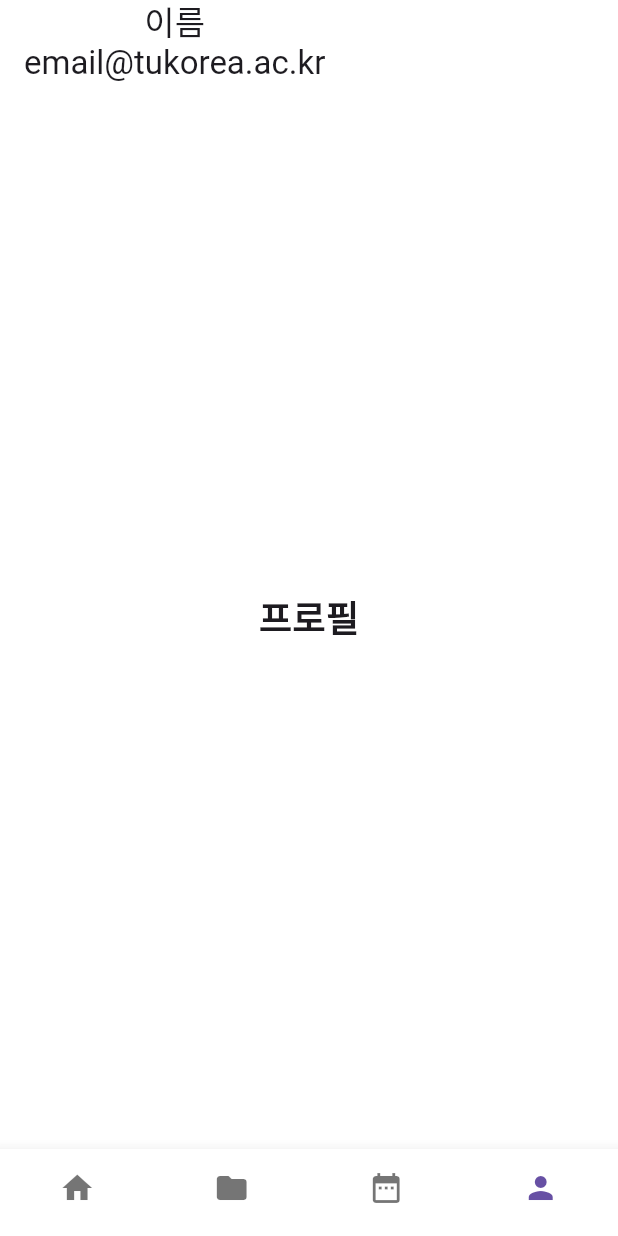
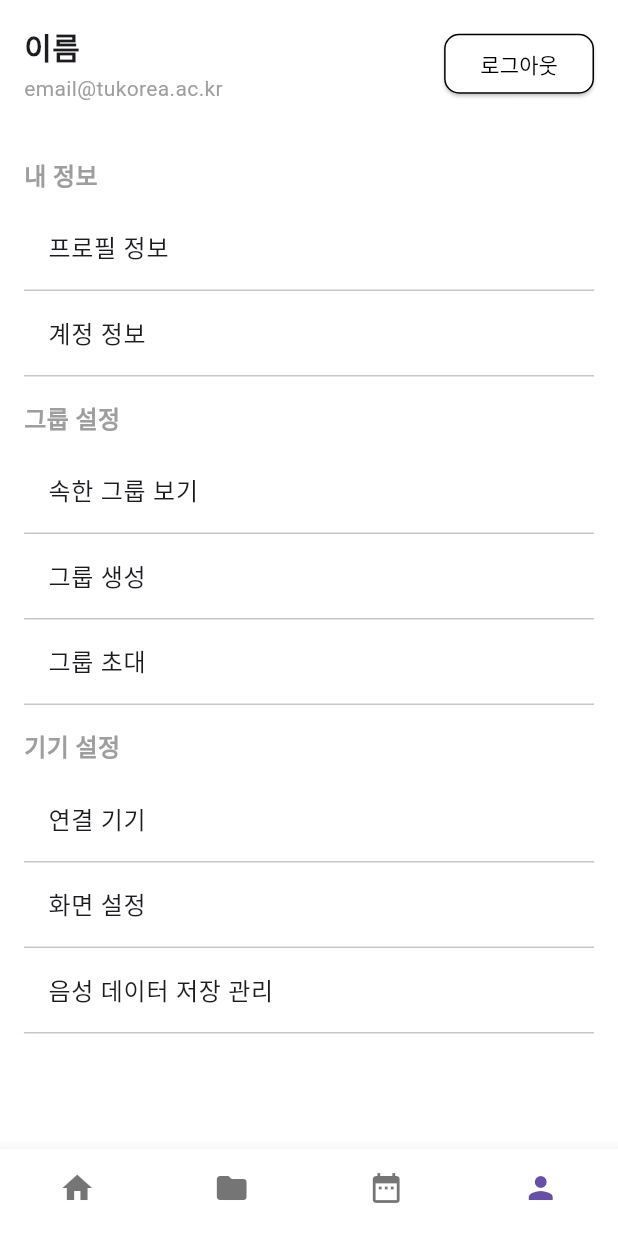
Before and after one commit to Aonickname/Tino, a Flutter app: the screen it shows after launch, item 4 of the bottom bar chosen, on a phone screen of 412 x 824 dp. Run offline on Flutter 3.47's test engine with Material 3 defaults, Android fonts, the phone set to English and light mode, and no system bars; our stand-ins replace smooth_page_indicator.

Commit message:
프로필 설정 기본 틀 제작

```diff
--- a/lib/main.dart
+++ b/lib/main.dart
@@ -2,7 +2,7 @@ import 'package:flutter/material.dart';
 import 'screens/home_screen.dart';
 import 'screens/folder_screen.dart';
 import 'screens/schedule_screen.dart';
-import 'screens/profile_screen.dart';
+import 'screens/settings_screen.dart';
 import 'widgets/bottom_navigation.dart';
 
 void main() {
@@ -31,7 +31,7 @@ class _MainScreenState extends State<MainScreen> {
     HomeScreen(),
     FolderScreen(),
     ScheduleScreen(),
-    ProfileScreen(),
+    SettingScreen(),
   ];
 
   void _onItemTapped(int index) {
--- a/lib/screens/profile_screen.dart
+++ /dev/null
@@ -1,40 +0,0 @@
-import 'package:flutter/material.dart';
-import '../style.dart';
-
-
-class ProfileScreen extends StatelessWidget {
-  @override
-  Widget build(BuildContext context) {
-    return Scaffold(
-
-      backgroundColor: Colors.white,
-
-
-      appBar: AppBar(
-        backgroundColor: Colors.white,
-        // title: Text(
-        //   '이름',
-        //   style: TextStyle(
-        //     fontWeight: FontWeight.bold,
-        //     fontSize: 20,
-        //   ),
-        // ),
-
-        title: Column(
-          children: [
-            Text('이름'),
-            Text('email@tukorea.ac.kr')
-          ],
-        ),
-      ),
-
-
-      body: Center(
-        child: Text(
-          '프로필',
-          style: TextStyle(fontSize: 24, fontWeight: FontWeight.bold),
-        ),
-      ),
-    );
-  }
-}
--- /dev/null
+++ b/lib/screens/settings_screen.dart
@@ -0,0 +1,102 @@
+import 'package:flutter/material.dart';
+import 'package:tino/screens/home_screen.dart';
+import 'settings/profile_info.dart';
+import 'settings/device_setting.dart';
+import 'settings/group_setting.dart';
+
+
+class SettingScreen extends StatelessWidget {
+  @override
+  Widget build(BuildContext context) {
+    return Scaffold(
+      backgroundColor: Colors.white,
+
+      body: Padding(
+        padding: const EdgeInsets.all(16.0),
+        child: ListView(
+          children: [
+            // 프로필 섹션
+            Row(
+              mainAxisAlignment: MainAxisAlignment.spaceBetween,
+              children: [
+                Column(
+                  crossAxisAlignment: CrossAxisAlignment.start,
+                  children: [
+                    Text(
+                      '이름',
+                      style: TextStyle(fontSize: 20, fontWeight: FontWeight.bold),
+                    ),
+                    SizedBox(height: 4),
+                    Text(
+                      'email@tukorea.ac.kr',
+                      style: TextStyle(color: Colors.grey),
+                    ),
+                  ],
+                ),
+                ElevatedButton(
+                  onPressed: () {},
+                  style: ElevatedButton.styleFrom(
+                    foregroundColor: Colors.black,
+                    backgroundColor: Colors.white,
+                    side: BorderSide(color: Colors.black),
+                    shape: RoundedRectangleBorder(
+                      borderRadius: BorderRadius.circular(10), // 테두리 둥글기 설정
+                    ),
+                  ),
+                  child: Text('로그아웃'),
+                ),
+              ],
+            ),
+            SizedBox(height: 20),
+
+            // 내 정보
+            _buildSectionTitle('내 정보'),
+            _buildListItem('프로필 정보', context, profile_info()),
+            _buildListItem('계정 정보', context, account_info()),
+
+            // 그룹 설정
+            _buildSectionTitle('그룹 설정'),
+            _buildListItem('속한 그룹 보기', context, view_group()),
+            _buildListItem('그룹 생성', context, create_group()),
+            _buildListItem('그룹 초대', context, invite_group()),
+
+            // 기기 설정
+            _buildSectionTitle('기기 설정'),
+            _buildListItem('연결 기기', context, connecting_device()),
+            _buildListItem('화면 설정', context, screen_setting()),
+            _buildListItem('음성 데이터 저장 관리', context, voicedata()),
+          ],
+        ),
+      ),
+    );
+  }
+
+  Widget _buildSectionTitle(String title) {
+    return Padding(
+      padding: const EdgeInsets.only(top: 16, bottom: 8),
+      child: Text(
+        title,
+        style: TextStyle(fontSize: 16, fontWeight: FontWeight.bold, color: Colors.grey),
+      ),
+    );
+  }
+
+  Widget _buildListItem(String title, BuildContext context, Widget? nextScreen) {
+    return Column(
+      children: [
+        ListTile(
+          title: Text(title, style: TextStyle(fontSize: 16)),
+          onTap: nextScreen != null
+              ? () {
+            Navigator.push(
+              context,
+              MaterialPageRoute(builder: (context) => nextScreen),
+            );
+          }
+              : null,
+        ),
+        Divider(height: 1),
+      ],
+    );
+  }
+}
```
Also changed, not shown: lib/screens/settings/device_setting.dart (added, +54 -0 lines), lib/screens/settings/group_setting.dart (added, +54 -0 lines), lib/screens/settings/profile_info.dart (added, +37 -0 lines).
